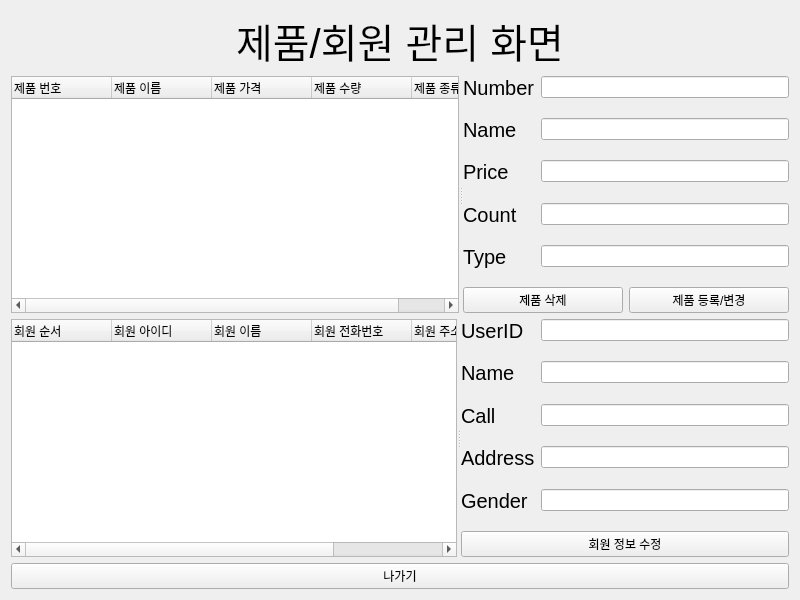
This is productmanager.ui in YJinPort/Qt_DB_Project as Qt 5 draws it before an edit. The edited form follows.
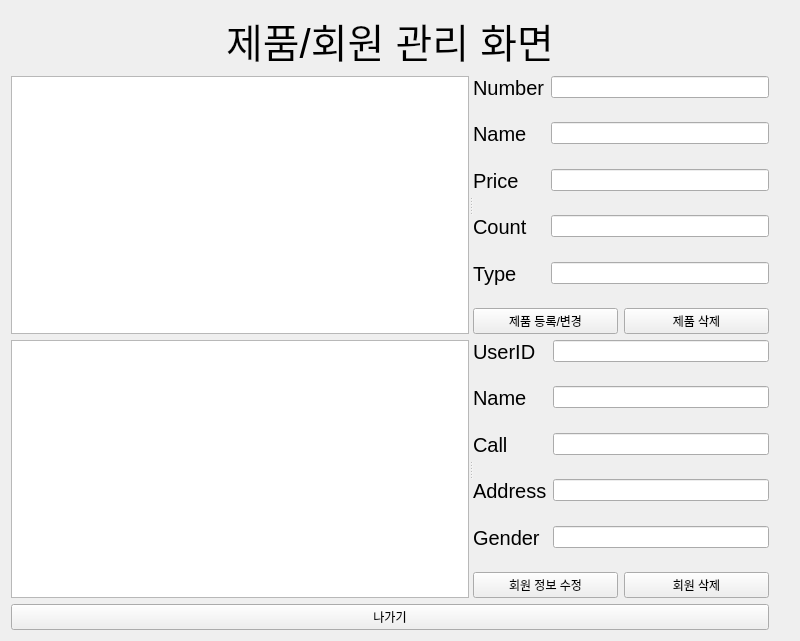
This is the edited form.

```diff
--- a/productmanager.ui
+++ b/productmanager.ui
@@ -13,11 +13,11 @@
   <property name="windowTitle">
    <string>Form</string>
   </property>
-  <layout class="QVBoxLayout" name="verticalLayout_4">
+  <layout class="QHBoxLayout" name="horizontalLayout_3">
    <item>
     <layout class="QVBoxLayout" name="verticalLayout_3">
      <item>
-      <widget class="QLabel" name="label">
+      <widget class="QLabel" name="staffOnlyLabel">
        <property name="font">
         <font>
          <pointsize>30</pointsize>
@@ -36,39 +36,26 @@
        <property name="orientation">
         <enum>Qt::Horizontal</enum>
        </property>
-       <widget class="QTreeWidget" name="treeWidget">
-        <column>
-         <property name="text">
-          <string>제품 번호</string>
-         </property>
-        </column>
-        <column>
-         <property name="text">
-          <string>제품 이름</string>
-         </property>
-        </column>
-        <column>
-         <property name="text">
-          <string>제품 가격</string>
-         </property>
-        </column>
-        <column>
-         <property name="text">
-          <string>제품 수량</string>
-         </property>
-        </column>
-        <column>
-         <property name="text">
-          <string>제품 종류</string>
-         </property>
-        </column>
+       <widget class="QTableView" name="productTableView">
+        <property name="minimumSize">
+         <size>
+          <width>458</width>
+          <height>258</height>
+         </size>
+        </property>
+        <property name="editTriggers">
+         <set>QAbstractItemView::NoEditTriggers</set>
+        </property>
+        <property name="selectionBehavior">
+         <enum>QAbstractItemView::SelectRows</enum>
+        </property>
        </widget>
-       <widget class="QWidget" name="">
+       <widget class="QWidget" name="layoutWidget">
         <layout class="QVBoxLayout" name="verticalLayout">
          <item>
           <layout class="QFormLayout" name="formLayout">
            <item row="0" column="0">
-            <widget class="QLabel" name="label_2">
+            <widget class="QLabel" name="productNumberLabel">
              <property name="font">
               <font>
                <pointsize>15</pointsize>
@@ -80,7 +67,7 @@
             </widget>
            </item>
            <item row="0" column="1">
-            <widget class="QLineEdit" name="lineEdit"/>
+            <widget class="QLineEdit" name="productNumberLineEdit"/>
            </item>
            <item row="1" column="1">
             <spacer name="verticalSpacer">
@@ -96,7 +83,7 @@
             </spacer>
            </item>
            <item row="2" column="0">
-            <widget class="QLabel" name="label_3">
+            <widget class="QLabel" name="productNameLabel">
              <property name="font">
               <font>
                <pointsize>15</pointsize>
@@ -108,7 +95,7 @@
             </widget>
            </item>
            <item row="2" column="1">
-            <widget class="QLineEdit" name="lineEdit_2"/>
+            <widget class="QLineEdit" name="productNameLineEdit"/>
            </item>
            <item row="3" column="1">
             <spacer name="verticalSpacer_2">
@@ -124,7 +111,7 @@
             </spacer>
            </item>
            <item row="4" column="0">
-            <widget class="QLabel" name="label_4">
+            <widget class="QLabel" name="productPriceLabel">
              <property name="font">
               <font>
                <pointsize>15</pointsize>
@@ -136,7 +123,7 @@
             </widget>
            </item>
            <item row="4" column="1">
-            <widget class="QLineEdit" name="lineEdit_3"/>
+            <widget class="QLineEdit" name="productPriceLineEdit"/>
            </item>
            <item row="5" column="1">
             <spacer name="verticalSpacer_3">
@@ -152,7 +139,7 @@
             </spacer>
            </item>
            <item row="6" column="0">
-            <widget class="QLabel" name="label_5">
+            <widget class="QLabel" name="productCountLabel">
              <property name="font">
               <font>
                <pointsize>15</pointsize>
@@ -164,10 +151,7 @@
             </widget>
            </item>
            <item row="6" column="1">
-            <widget class="QLineEdit" name="lineEdit_4"/>
-           </item>
-           <item row="8" column="1">
-            <widget class="QLineEdit" name="lineEdit_5"/>
+            <widget class="QLineEdit" name="productCountLineEdit"/>
            </item>
            <item row="7" column="1">
             <spacer name="verticalSpacer_4">
@@ -183,7 +167,7 @@
             </spacer>
            </item>
            <item row="8" column="0">
-            <widget class="QLabel" name="label_6">
+            <widget class="QLabel" name="productTypeLabel">
              <property name="font">
               <font>
                <pointsize>15</pointsize>
@@ -194,6 +178,9 @@
              </property>
             </widget>
            </item>
+           <item row="8" column="1">
+            <widget class="QLineEdit" name="productTypeLineEdit"/>
+           </item>
            <item row="9" column="1">
             <spacer name="verticalSpacer_9">
              <property name="orientation">
@@ -212,14 +199,7 @@
          <item>
           <layout class="QHBoxLayout" name="horizontalLayout_2">
            <item>
-            <widget class="QPushButton" name="pushButton_4">
-             <property name="text">
-              <string>제품 삭제</string>
-             </property>
-            </widget>
-           </item>
-           <item>
-            <widget class="QPushButton" name="pushButton">
+            <widget class="QPushButton" name="proRegisterPushButton">
              <property name="font">
               <font>
                <stylestrategy>PreferDefault</stylestrategy>
@@ -230,6 +210,13 @@
              </property>
             </widget>
            </item>
+           <item>
+            <widget class="QPushButton" name="proRemovePushButton">
+             <property name="text">
+              <string>제품 삭제</string>
+             </property>
+            </widget>
+           </item>
           </layout>
          </item>
         </layout>
@@ -241,44 +228,26 @@
        <property name="orientation">
         <enum>Qt::Horizontal</enum>
        </property>
-       <widget class="QTreeWidget" name="treeWidget_2">
-        <column>
-         <property name="text">
-          <string>회원 순서</string>
-         </property>
-        </column>
-        <column>
-         <property name="text">
-          <string>회원 아이디</string>
-         </property>
-        </column>
-        <column>
-         <property name="text">
-          <string>회원 이름</string>
-         </property>
-        </column>
-        <column>
-         <property name="text">
-          <string>회원 전화번호</string>
-         </property>
-        </column>
-        <column>
-         <property name="text">
-          <string>회원 주소</string>
-         </property>
-        </column>
-        <column>
-         <property name="text">
-          <string>회원 성별</string>
-         </property>
-        </column>
+       <widget class="QTableView" name="clientListTableView">
+        <property name="minimumSize">
+         <size>
+          <width>458</width>
+          <height>258</height>
+         </size>
+        </property>
+        <property name="editTriggers">
+         <set>QAbstractItemView::NoEditTriggers</set>
+        </property>
+        <property name="selectionBehavior">
+         <enum>QAbstractItemView::SelectRows</enum>
+        </property>
        </widget>
-       <widget class="QWidget" name="">
+       <widget class="QWidget" name="layoutWidget">
         <layout class="QVBoxLayout" name="verticalLayout_2">
          <item>
           <layout class="QFormLayout" name="formLayout_2">
            <item row="0" column="0">
-            <widget class="QLabel" name="label_7">
+            <widget class="QLabel" name="userIdLabel">
              <property name="font">
               <font>
                <pointsize>15</pointsize>
@@ -290,7 +259,7 @@
             </widget>
            </item>
            <item row="0" column="1">
-            <widget class="QLineEdit" name="lineEdit_6"/>
+            <widget class="QLineEdit" name="userIdLineEdit"/>
            </item>
            <item row="1" column="1">
             <spacer name="verticalSpacer_5">
@@ -306,7 +275,7 @@
             </spacer>
            </item>
            <item row="2" column="0">
-            <widget class="QLabel" name="label_8">
+            <widget class="QLabel" name="userNameLabel">
              <property name="font">
               <font>
                <pointsize>15</pointsize>
@@ -318,7 +287,7 @@
             </widget>
            </item>
            <item row="2" column="1">
-            <widget class="QLineEdit" name="lineEdit_7"/>
+            <widget class="QLineEdit" name="userNameLineEdit"/>
            </item>
            <item row="3" column="1">
             <spacer name="verticalSpacer_6">
@@ -334,7 +303,7 @@
             </spacer>
            </item>
            <item row="4" column="0">
-            <widget class="QLabel" name="label_9">
+            <widget class="QLabel" name="userCallLabel">
              <property name="font">
               <font>
                <pointsize>15</pointsize>
@@ -346,7 +315,7 @@
             </widget>
            </item>
            <item row="4" column="1">
-            <widget class="QLineEdit" name="lineEdit_8"/>
+            <widget class="QLineEdit" name="userCallLineEdit"/>
            </item>
            <item row="5" column="1">
             <spacer name="verticalSpacer_7">
@@ -362,7 +331,7 @@
             </spacer>
            </item>
            <item row="6" column="0">
-            <widget class="QLabel" name="label_10">
+            <widget class="QLabel" name="userAddressLabel">
              <property name="font">
               <font>
                <pointsize>15</pointsize>
@@ -374,22 +343,7 @@
             </widget>
            </item>
            <item row="6" column="1">
-            <widget class="QLineEdit" name="lineEdit_9"/>
-           </item>
-           <item row="8" column="0">
-            <widget class="QLabel" name="label_11">
-             <property name="font">
-              <font>
-               <pointsize>15</pointsize>
-              </font>
-             </property>
-             <property name="text">
-              <string>Gender</string>
-             </property>
-            </widget>
-           </item>
-           <item row="8" column="1">
-            <widget class="QLineEdit" name="lineEdit_10"/>
+            <widget class="QLineEdit" name="userAddressLineEdit"/>
            </item>
            <item row="7" column="1">
             <spacer name="verticalSpacer_8">
@@ -404,6 +358,21 @@
              </property>
             </spacer>
            </item>
+           <item row="8" column="0">
+            <widget class="QLabel" name="userGenderLabel">
+             <property name="font">
+              <font>
+               <pointsize>15</pointsize>
+              </font>
+             </property>
+             <property name="text">
+              <string>Gender</string>
+             </property>
+            </widget>
+           </item>
+           <item row="8" column="1">
+            <widget class="QLineEdit" name="userGenderLineEdit"/>
+           </item>
            <item row="9" column="1">
             <spacer name="verticalSpacer_10">
              <property name="orientation">
@@ -422,7 +391,7 @@
          <item>
           <layout class="QHBoxLayout" name="horizontalLayout">
            <item>
-            <widget class="QPushButton" name="pushButton_3">
+            <widget class="QPushButton" name="clientUpdatePushButton">
              <property name="font">
               <font>
                <stylestrategy>PreferDefault</stylestrategy>
@@ -433,12 +402,26 @@
              </property>
             </widget>
            </item>
+           <item>
+            <widget class="QPushButton" name="clientRemovePushButton">
+             <property name="text">
+              <string>회원 삭제</string>
+             </property>
+            </widget>
+           </item>
           </layout>
          </item>
         </layout>
        </widget>
       </widget>
      </item>
+     <item>
+      <widget class="QPushButton" name="getOutPushButton">
+       <property name="text">
+        <string>나가기</string>
+       </property>
+      </widget>
+     </item>
     </layout>
    </item>
    <item>
@@ -454,13 +437,6 @@
      </property>
     </spacer>
    </item>
-   <item>
-    <widget class="QPushButton" name="pushButton_2">
-     <property name="text">
-      <string>나가기</string>
-     </property>
-    </widget>
-   </item>
   </layout>
  </widget>
  <resources/>
```
